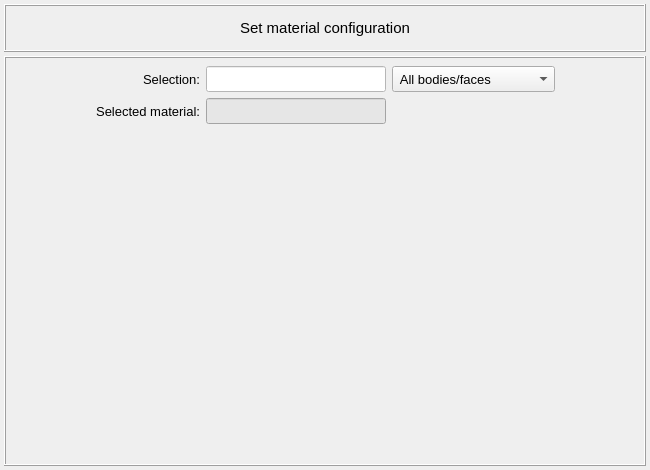
Old version of the form vibra/interface/data/ui_files/model/setup/material/set_material.ui in the repository MOPT-UFSC/VIBRA.
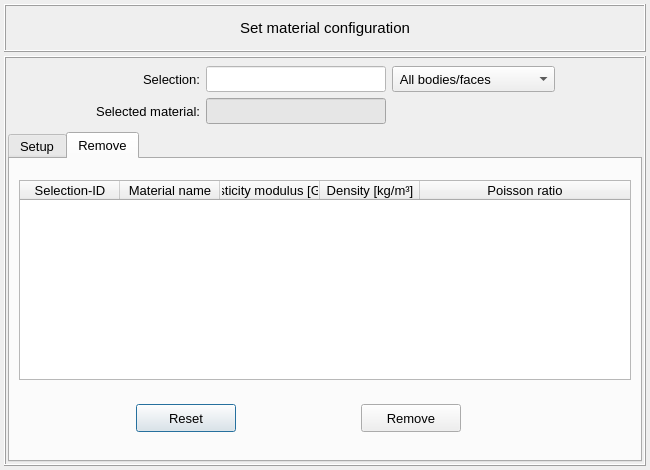
New version of the form. The open tabs and pages were chosen to show the change.

Commit message: Implements the removal and resetting of assigned materials

Diff of the .ui file:
```diff
--- a/vibra/interface/data/ui_files/model/setup/material/set_material.ui
+++ b/vibra/interface/data/ui_files/model/setup/material/set_material.ui
@@ -65,26 +65,6 @@
       <property name="spacing">
        <number>2</number>
       </property>
-      <item row="1" column="0">
-       <widget class="QScrollArea" name="scrollArea_table_of_materials">
-        <property name="frameShape">
-         <enum>QFrame::NoFrame</enum>
-        </property>
-        <property name="widgetResizable">
-         <bool>true</bool>
-        </property>
-        <widget class="QWidget" name="scrollAreaWidgetContents">
-         <property name="geometry">
-          <rect>
-           <x>0</x>
-           <y>0</y>
-           <width>634</width>
-           <height>330</height>
-          </rect>
-         </property>
-        </widget>
-       </widget>
-      </item>
       <item row="0" column="0">
        <widget class="QFrame" name="frame">
         <property name="minimumSize">
@@ -322,6 +302,246 @@
         </layout>
        </widget>
       </item>
+      <item row="1" column="0">
+       <widget class="QTabWidget" name="tabWidget_main">
+        <property name="font">
+         <font>
+          <pointsize>10</pointsize>
+         </font>
+        </property>
+        <property name="currentIndex">
+         <number>0</number>
+        </property>
+        <widget class="QWidget" name="tab_setup">
+         <attribute name="title">
+          <string>Setup</string>
+         </attribute>
+         <layout class="QGridLayout" name="gridLayout_5">
+          <property name="leftMargin">
+           <number>4</number>
+          </property>
+          <property name="topMargin">
+           <number>4</number>
+          </property>
+          <property name="rightMargin">
+           <number>4</number>
+          </property>
+          <property name="bottomMargin">
+           <number>4</number>
+          </property>
+          <item row="0" column="0">
+           <widget class="QScrollArea" name="scrollArea_table_of_materials">
+            <property name="frameShape">
+             <enum>QFrame::NoFrame</enum>
+            </property>
+            <property name="widgetResizable">
+             <bool>true</bool>
+            </property>
+            <widget class="QWidget" name="scrollAreaWidgetContents">
+             <property name="geometry">
+              <rect>
+               <x>0</x>
+               <y>0</y>
+               <width>620</width>
+               <height>293</height>
+              </rect>
+             </property>
+            </widget>
+           </widget>
+          </item>
+         </layout>
+        </widget>
+        <widget class="QWidget" name="tab_edit">
+         <attribute name="title">
+          <string>Remove</string>
+         </attribute>
+         <layout class="QGridLayout" name="gridLayout_6">
+          <item row="0" column="0">
+           <widget class="QTreeWidget" name="treeWidget_material">
+            <property name="minimumSize">
+             <size>
+              <width>560</width>
+              <height>100</height>
+             </size>
+            </property>
+            <property name="maximumSize">
+             <size>
+              <width>640</width>
+              <height>200</height>
+             </size>
+            </property>
+            <property name="font">
+             <font>
+              <family>MS Shell Dlg 2</family>
+              <pointsize>10</pointsize>
+              <italic>false</italic>
+             </font>
+            </property>
+            <property name="toolTip">
+             <string/>
+            </property>
+            <property name="indentation">
+             <number>1</number>
+            </property>
+            <property name="headerHidden">
+             <bool>false</bool>
+            </property>
+            <attribute name="headerHighlightSections">
+             <bool>false</bool>
+            </attribute>
+            <attribute name="headerShowSortIndicator" stdset="0">
+             <bool>false</bool>
+            </attribute>
+            <attribute name="headerStretchLastSection">
+             <bool>true</bool>
+            </attribute>
+            <column>
+             <property name="text">
+              <string>Selection-ID</string>
+             </property>
+             <property name="textAlignment">
+              <set>AlignCenter</set>
+             </property>
+            </column>
+            <column>
+             <property name="text">
+              <string>Material name</string>
+             </property>
+             <property name="textAlignment">
+              <set>AlignCenter</set>
+             </property>
+            </column>
+            <column>
+             <property name="text">
+              <string>Elasticity modulus [GPa]</string>
+             </property>
+             <property name="textAlignment">
+              <set>AlignCenter</set>
+             </property>
+            </column>
+            <column>
+             <property name="text">
+              <string>Density [kg/m³]</string>
+             </property>
+             <property name="textAlignment">
+              <set>AlignCenter</set>
+             </property>
+            </column>
+            <column>
+             <property name="text">
+              <string>Poisson ratio</string>
+             </property>
+             <property name="textAlignment">
+              <set>AlignCenter</set>
+             </property>
+            </column>
+           </widget>
+          </item>
+          <item row="1" column="0">
+           <widget class="QFrame" name="frame_reset_remove_buttons">
+            <property name="minimumSize">
+             <size>
+              <width>560</width>
+              <height>40</height>
+             </size>
+            </property>
+            <property name="maximumSize">
+             <size>
+              <width>560</width>
+              <height>40</height>
+             </size>
+            </property>
+            <property name="frameShape">
+             <enum>QFrame::NoFrame</enum>
+            </property>
+            <property name="frameShadow">
+             <enum>QFrame::Raised</enum>
+            </property>
+            <layout class="QGridLayout" name="gridLayout_8">
+             <property name="leftMargin">
+              <number>4</number>
+             </property>
+             <property name="topMargin">
+              <number>4</number>
+             </property>
+             <property name="rightMargin">
+              <number>4</number>
+             </property>
+             <property name="bottomMargin">
+              <number>4</number>
+             </property>
+             <property name="horizontalSpacing">
+              <number>12</number>
+             </property>
+             <item row="0" column="0">
+              <widget class="QPushButton" name="pushButton_reset">
+               <property name="minimumSize">
+                <size>
+                 <width>100</width>
+                 <height>28</height>
+                </size>
+               </property>
+               <property name="maximumSize">
+                <size>
+                 <width>100</width>
+                 <height>28</height>
+                </size>
+               </property>
+               <property name="font">
+                <font>
+                 <family>MS Shell Dlg 2</family>
+                 <pointsize>10</pointsize>
+                 <weight>50</weight>
+                 <italic>false</italic>
+                 <bold>false</bold>
+                </font>
+               </property>
+               <property name="styleSheet">
+                <string notr="true"/>
+               </property>
+               <property name="text">
+                <string>Reset</string>
+               </property>
+              </widget>
+             </item>
+             <item row="0" column="1">
+              <widget class="QPushButton" name="pushButton_remove">
+               <property name="minimumSize">
+                <size>
+                 <width>100</width>
+                 <height>28</height>
+                </size>
+               </property>
+               <property name="maximumSize">
+                <size>
+                 <width>100</width>
+                 <height>28</height>
+                </size>
+               </property>
+               <property name="font">
+                <font>
+                 <family>MS Shell Dlg 2</family>
+                 <pointsize>10</pointsize>
+                 <weight>50</weight>
+                 <italic>false</italic>
+                 <bold>false</bold>
+                </font>
+               </property>
+               <property name="styleSheet">
+                <string notr="true"/>
+               </property>
+               <property name="text">
+                <string>Remove</string>
+               </property>
+              </widget>
+             </item>
+            </layout>
+           </widget>
+          </item>
+         </layout>
+        </widget>
+       </widget>
+      </item>
      </layout>
     </widget>
    </item>
```
The commit also changes 3 other files.
